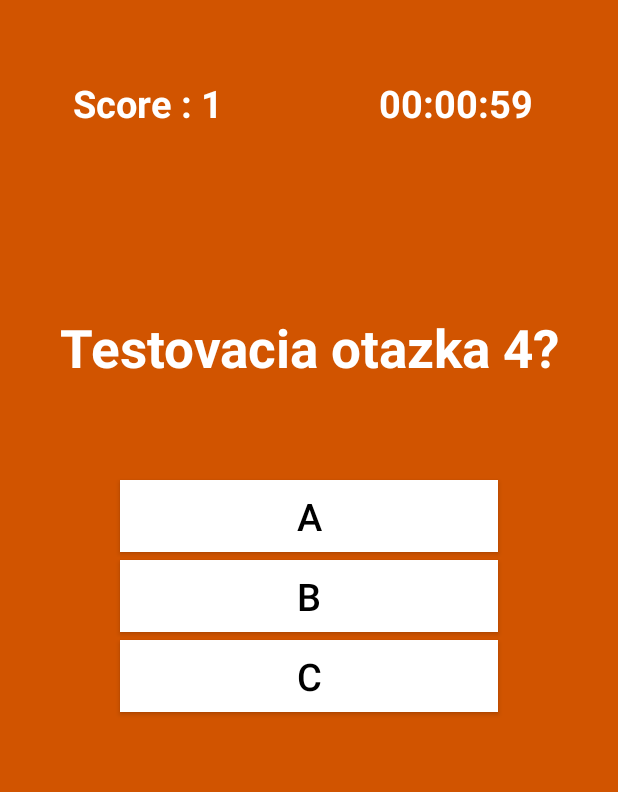
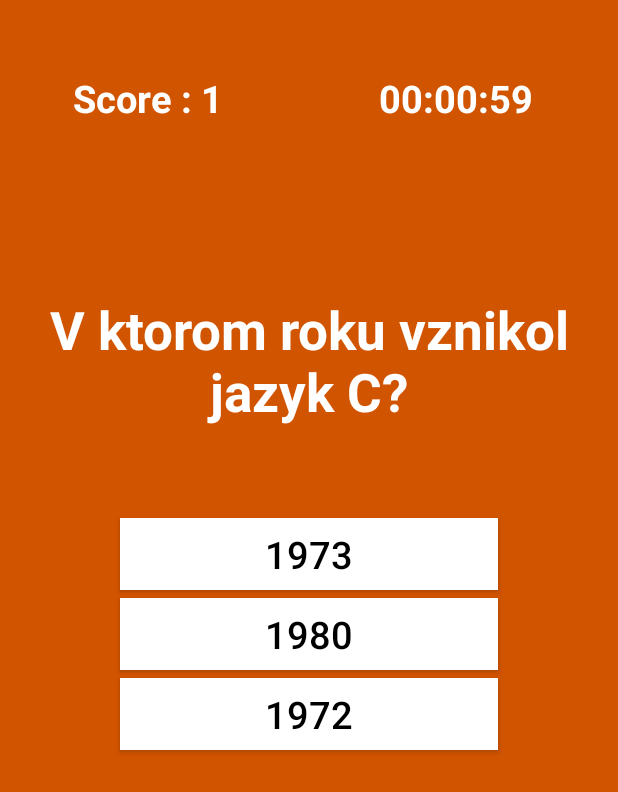
Before and after one commit to FrederikSpaldon/3blaf_game, an Android app: the screen it shows after launch (SingleplayerActivity), after a tap on "SINGLEPLAYER", on a phone screen of 412 x 824 dp. Shown: the top 792 px of the screen. Run offline under Robolectric (Android 15) with nearby library versions, the phone set to English and light mode, and no system bars.

Commit message:
otazky_hodnotenie

```diff
--- a/app/src/main/java/a3blaf/a3blafgame/DatabaseHelper.java
+++ b/app/src/main/java/a3blaf/a3blafgame/DatabaseHelper.java
@@ -45,7 +45,7 @@ public class DatabaseHelper extends SQLiteOpenHelper {
     }
 
     private void addQuestions() {
-        Question q1 = new Question("Testovacia otazka 1?", "A", "B", "C", "A");
+        /*Question q1 = new Question("Testovacia otazka 1?", "A", "B", "C", "A");
         this.addQuestion(q1);
         Question q2 = new Question("Testovacia otazka 2?", "A", "B", "C", "A");
         this.addQuestion(q2);
@@ -56,6 +56,19 @@ public class DatabaseHelper extends SQLiteOpenHelper {
         Question q5 = new Question("Testovacia otazka 5?", "A", "B", "C", "A");
         this.addQuestion(q5);
         Question q6 = new Question("Testovacia otazka 6?", "A", "B", "C", "A");
+        this.addQuestion(q6);*/
+
+        Question q1 = new Question("Koľko bitov má jeden bajt?", "8", "7", "9", "8");
+        this.addQuestion(q1);
+        Question q2 = new Question("Ktorý algoritmus na triedenie je najrýchlejší?", "Bubble sort", "Quick sort", "Merge sort", "Quick sort");
+        this.addQuestion(q2);
+        Question q3 = new Question("Kde vznikol internet?", "CERN", "MIT", "Oxford", "CERN");
+        this.addQuestion(q3);
+        Question q4 = new Question("V ktorom roku vznikol jazyk C?", "1973", "1980", "1972", "1972");
+        this.addQuestion(q4);
+        Question q5 = new Question("Vykonaj operáciu or: 0011 or 1111", "0101", "1111", "0000", "1111");
+        this.addQuestion(q5);
+        Question q6 = new Question("Kto bol prvý programátor?", "Charles Babbage", "Alan Turing", "Ada Lovelace", "Ada Lovelace");
         this.addQuestion(q6);
 
         // END
--- a/app/src/main/java/a3blaf/a3blafgame/FinalActivity.java
+++ b/app/src/main/java/a3blaf/a3blafgame/FinalActivity.java
@@ -20,8 +20,9 @@ public class FinalActivity extends Activity {
         Bundle b = getIntent().getExtras();
 
         int score = b.getInt("score");
+        int pocetOtazok = b.getInt("n");
 
-        textResult.setText("The End. Your score is " + " " + score + ". \n Thanks for playing my game.");
+        textResult.setText("Koniec hry\nVáš stav je " + " " + score + " z " + pocetOtazok + ". \nVďaka za hru.");
 
     }
 
```
Also changed, not shown: app/src/main/java/a3blaf/a3blafgame/SingleplayerActivity.java (+7 -1 lines).
